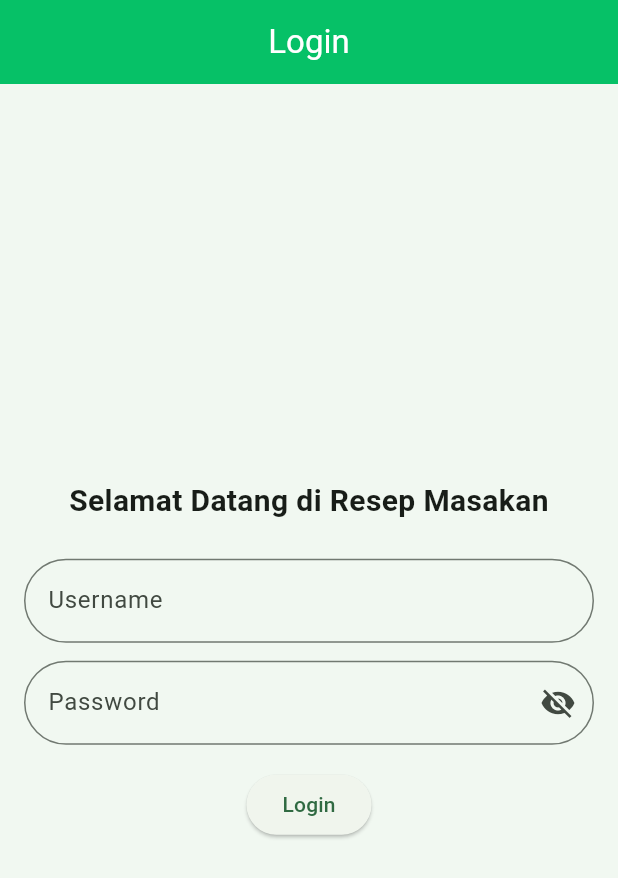
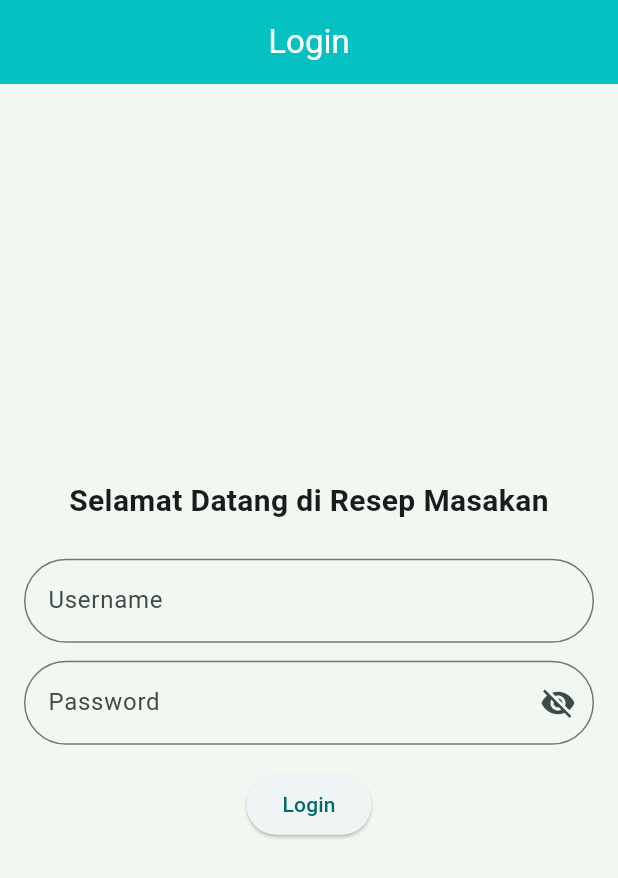
Before and after one commit to mlnayrnhabibi/124240089_ResponsiMobile_SI-E, a Flutter app: the screen it shows after launch, on a phone screen of 412 x 824 dp. Shown: the top 878 px of the screen. Run offline on Flutter 3.47's test engine with Material 3 defaults, Android fonts, the phone set to English and light mode, and no system bars; our stand-ins replace shared_preferences.

Commit message:
ada yang lupa

```diff
--- a/lib/config.dart
+++ b/lib/config.dart
@@ -4,6 +4,6 @@ const String kUsername = 'bibi';
 const String kPassword = '089';
 // =====================================
 
-const Color kGreen = Color(0xFF06C167);
+const Color kGreen = Color.fromARGB(255, 6, 193, 193);
 const Color kBg = Color(0xFFF1F8F1);
 const Color kCard = Color(0xFFEAF3EA);
```
